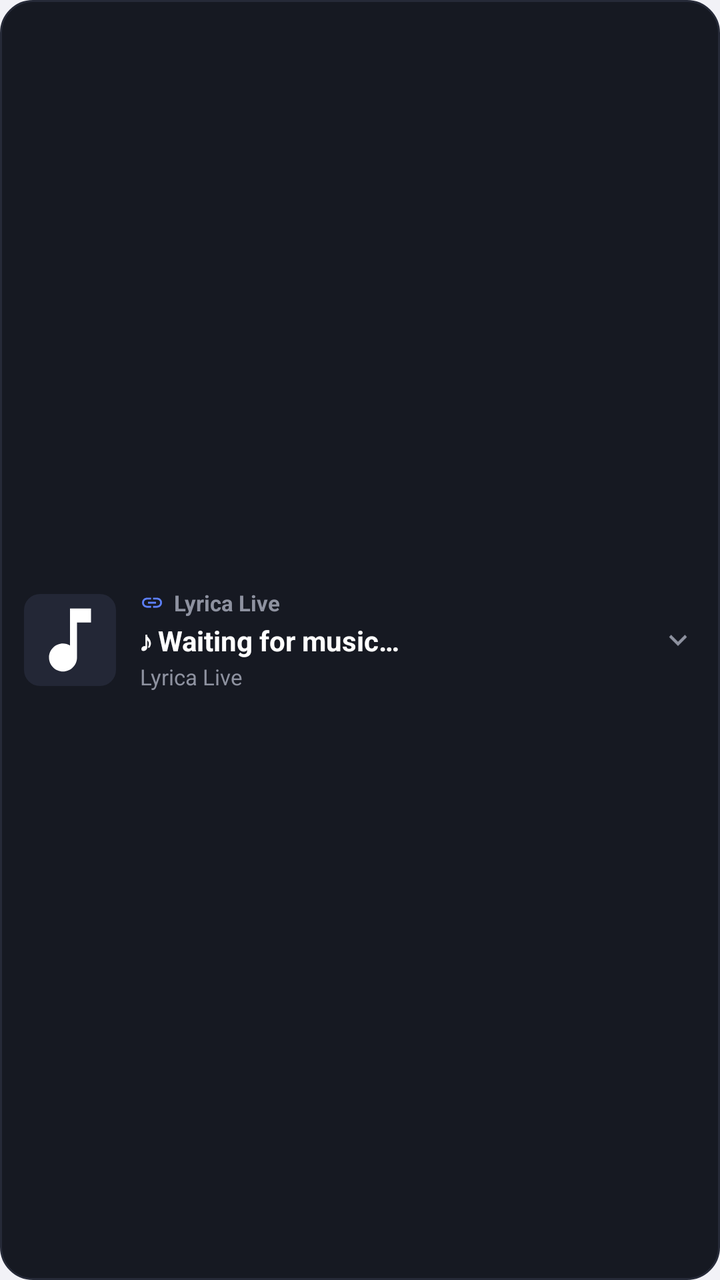
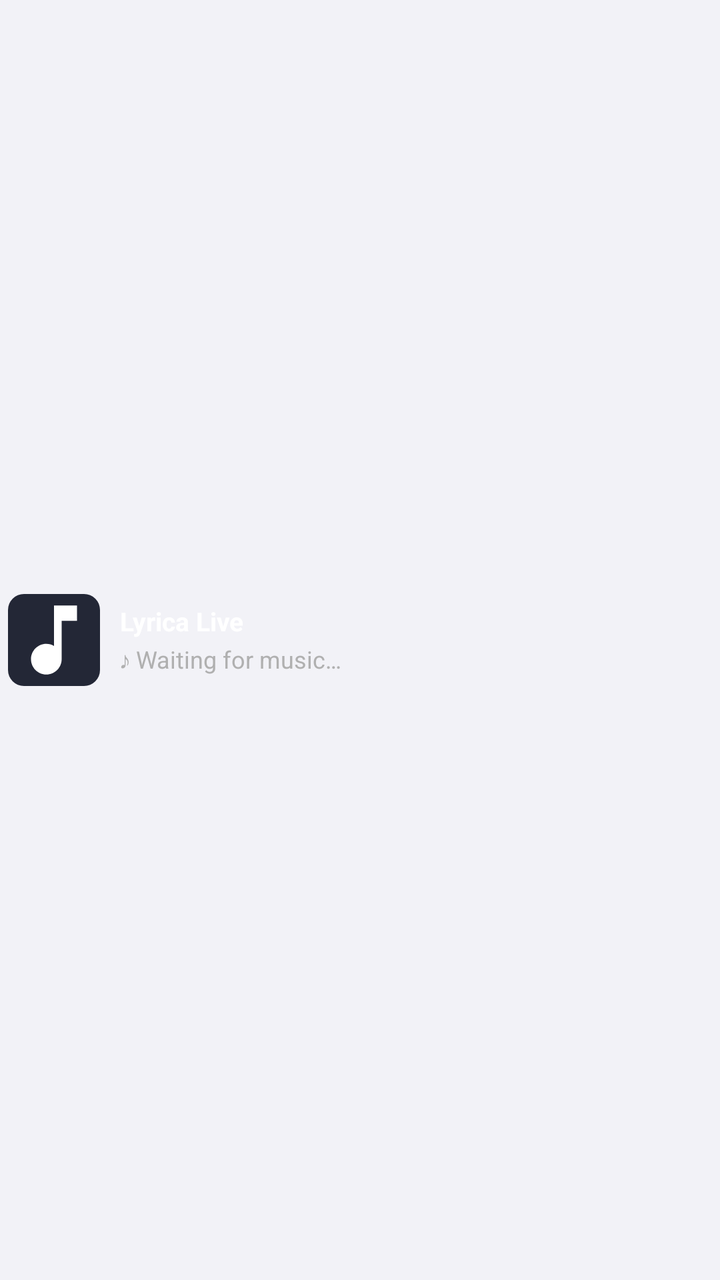

Before-and-after screenshots of an Android layout around one commit, followed by the original layout XML and the change that was made.
<!-- AndroidManifest.xml: application theme Theme.LyricaLive -->
<!-- res/layout/notification_lyrics_collapsed.xml -->
<?xml version="1.0" encoding="utf-8"?>
<LinearLayout xmlns:android="http://schemas.android.com/apk/res/android"
    android:id="@+id/notif_collapsed_root"
    android:layout_width="match_parent"
    android:layout_height="wrap_content"
    android:background="@drawable/bg_notification_card"
    android:gravity="center_vertical"
    android:orientation="horizontal"
    android:paddingStart="12dp"
    android:paddingTop="10dp"
    android:paddingEnd="12dp"
    android:paddingBottom="10dp">

    
    <ImageView
        android:id="@+id/notif_collapsed_art"
        android:layout_width="46dp"
        android:layout_height="46dp"
        android:background="@drawable/bg_album_art_rounded"
        android:contentDescription="Album Art"
        android:padding="2dp"
        android:scaleType="centerCrop"
        android:src="@drawable/ic_lyrics_notification" />

    
    <LinearLayout
        android:layout_width="0dp"
        android:layout_height="wrap_content"
        android:layout_marginStart="12dp"
        android:layout_marginEnd="6dp"
        android:layout_weight="1"
        android:orientation="vertical">

        
        <LinearLayout
            android:layout_width="wrap_content"
            android:layout_height="wrap_content"
            android:gravity="center_vertical"
            android:orientation="horizontal">

            <ImageView
                android:layout_width="12dp"
                android:layout_height="12dp"
                android:contentDescription=""
                android:src="@drawable/ic_lyrica_badge" />

            <TextView
                android:layout_width="wrap_content"
                android:layout_height="wrap_content"
                android:layout_marginStart="5dp"
                android:text="Lyrica Live"
                android:textColor="#8E92A0"
                android:textSize="11sp"
                android:textStyle="bold" />
        </LinearLayout>

        
        <TextView
            android:id="@+id/notif_collapsed_active_line"
            android:layout_width="match_parent"
            android:layout_height="wrap_content"
            android:layout_marginTop="2dp"
            android:ellipsize="end"
            android:maxLines="1"
            android:text="♪ Waiting for music…"
            android:textColor="#FFFFFF"
            android:textSize="14sp"
            android:textStyle="bold" />

        
        <TextView
            android:id="@+id/notif_collapsed_track_info"
            android:layout_width="match_parent"
            android:layout_height="wrap_content"
            android:layout_marginTop="1dp"
            android:ellipsize="end"
            android:maxLines="1"
            android:text="Lyrica Live"
            android:textColor="#8E92A0"
            android:textSize="11sp" />
    </LinearLayout>

    
    <ImageView
        android:layout_width="18dp"
        android:layout_height="18dp"
        android:contentDescription="Expand"
        android:src="@drawable/ic_chevron_down" />

</LinearLayout>
<!-- resources referenced by this layout -->
<resources>
  <!-- drawable bg_album_art_rounded (drawable) -->
  <?xml version="1.0" encoding="utf-8"?>
  <shape xmlns:android="http://schemas.android.com/apk/res/android"
      android:shape="rectangle">
      <solid android:color="#232736" />
      <corners android:radius="8dp" />
  </shape>
  <!-- drawable bg_notification_card (drawable) -->
  <?xml version="1.0" encoding="utf-8"?>
  <shape xmlns:android="http://schemas.android.com/apk/res/android"
      android:shape="rectangle">
      <solid android:color="#161922" />
      <corners android:radius="16dp" />
      <stroke
          android:width="1dp"
          android:color="#262A38" />
  </shape>
  <!-- drawable ic_chevron_down (drawable) -->
  <?xml version="1.0" encoding="utf-8"?>
  <vector xmlns:android="http://schemas.android.com/apk/res/android"
      android:width="20dp"
      android:height="20dp"
      android:viewportWidth="24"
      android:viewportHeight="24">
      <path
          android:fillColor="#8E92A0"
          android:pathData="M7.41,8.59L12,13.17l4.59,-4.58L18,10l-6,6 -6,-6 1.41,-1.41z"/>
  </vector>
  <!-- drawable ic_lyrica_badge (drawable) -->
  <?xml version="1.0" encoding="utf-8"?>
  <vector xmlns:android="http://schemas.android.com/apk/res/android"
      android:width="16dp"
      android:height="16dp"
      android:viewportWidth="24"
      android:viewportHeight="24">
      <path
          android:fillColor="#5E81FF"
          android:pathData="M3.9,12c0,-1.71 1.39,-3.1 3.1,-3.1h4V7H7c-2.76,0 -5,2.24 -5,5s2.24,5 5,5h4v-1.9H7c-1.71,0 -3.1,-1.39 -3.1,-3.1zM8,13h8v-2H8v2zm9,-6h-4v1.9h4c1.71,0 3.1,1.39 3.1,3.1s-1.39,3.1 -3.1,3.1h-4V17h4c2.76,0 5,-2.24 5,-5s-2.24,-5 -5,-5z" />
  </vector>
  <!-- drawable ic_lyrics_notification (drawable) -->
  <vector xmlns:android="http://schemas.android.com/apk/res/android"
      android:width="24dp"
      android:height="24dp"
      android:viewportWidth="24"
      android:viewportHeight="24">
    <path
        android:fillColor="#FFFFFFFF"
        android:pathData="M12,3v10.55c-0.59,-0.34 -1.27,-0.55 -2,-0.55 -2.21,0 -4,1.79 -4,4s1.79,4 4,4 4,-1.79 4,-4V7h4V3h-6z"/>
  </vector>
  <style name="Theme.LyricaLive" parent="Theme.Material3.Light.NoActionBar">
          <item name="colorPrimary">#FA233B</item>
          <item name="colorOnPrimary">#FFFFFF</item>
          <item name="colorPrimaryContainer">#FFE5E8</item>
          <item name="colorSurface">#FFFFFF</item>
          <item name="colorOnSurface">#000000</item>
          <item name="android:windowBackground">#F2F2F7</item>
          <item name="android:statusBarColor">#F2F2F7</item>
          <item name="android:navigationBarColor">#FFFFFF</item>
          <item name="android:windowLightStatusBar">true</item>
          <item name="android:windowLightNavigationBar">true</item>
      </style>
</resources>

<!-- the commit's change to res/layout/notification_lyrics_collapsed.xml (unified diff, before → after) -->
@@ -3,13 +3,12 @@
     android:id="@+id/notif_collapsed_root"
     android:layout_width="match_parent"
     android:layout_height="wrap_content"
-    android:background="@drawable/bg_notification_card"
     android:gravity="center_vertical"
     android:orientation="horizontal"
-    android:paddingStart="12dp"
-    android:paddingTop="10dp"
-    android:paddingEnd="12dp"
-    android:paddingBottom="10dp">
+    android:paddingStart="4dp"
+    android:paddingTop="6dp"
+    android:paddingEnd="4dp"
+    android:paddingBottom="6dp">
 
     
     <ImageView
@@ -18,7 +17,6 @@
         android:layout_height="46dp"
         android:background="@drawable/bg_album_art_rounded"
         android:contentDescription="Album Art"
-        android:padding="2dp"
         android:scaleType="centerCrop"
         android:src="@drawable/ic_lyrics_notification" />
 
@@ -26,33 +24,22 @@
     <LinearLayout
         android:layout_width="0dp"
         android:layout_height="wrap_content"
-        android:layout_marginStart="12dp"
-        android:layout_marginEnd="6dp"
+        android:layout_marginStart="10dp"
+        android:layout_marginEnd="4dp"
         android:layout_weight="1"
         android:orientation="vertical">
 
         
-        <LinearLayout
-            android:layout_width="wrap_content"
+        <TextView
+            android:id="@+id/notif_collapsed_track_info"
+            android:layout_width="match_parent"
             android:layout_height="wrap_content"
-            android:gravity="center_vertical"
-            android:orientation="horizontal">
-
-            <ImageView
-                android:layout_width="12dp"
-                android:layout_height="12dp"
-                android:contentDescription=""
-                android:src="@drawable/ic_lyrica_badge" />
-
-            <TextView
-                android:layout_width="wrap_content"
-                android:layout_height="wrap_content"
-                android:layout_marginStart="5dp"
-                android:text="Lyrica Live"
-                android:textColor="#8E92A0"
-                android:textSize="11sp"
-                android:textStyle="bold" />
-        </LinearLayout>
+            android:ellipsize="end"
+            android:maxLines="1"
+            android:text="Lyrica Live"
+            android:textColor="@android:color/white"
+            android:textSize="13sp"
+            android:textStyle="bold" />
 
         
         <TextView
@@ -63,28 +50,9 @@
             android:ellipsize="end"
             android:maxLines="1"
             android:text="♪ Waiting for music…"
-            android:textColor="#FFFFFF"
-            android:textSize="14sp"
-            android:textStyle="bold" />
+            android:textColor="#B0B0B0"
+            android:textSize="12sp" />
 
-        
-        <TextView
-            android:id="@+id/notif_collapsed_track_info"
-            android:layout_width="match_parent"
-            android:layout_height="wrap_content"
-            android:layout_marginTop="1dp"
-            android:ellipsize="end"
-            android:maxLines="1"
-            android:text="Lyrica Live"
-            android:textColor="#8E92A0"
-            android:textSize="11sp" />
     </LinearLayout>
 
-    
-    <ImageView
-        android:layout_width="18dp"
-        android:layout_height="18dp"
-        android:contentDescription="Expand"
-        android:src="@drawable/ic_chevron_down" />
-
 </LinearLayout>
<!-- resource entries referenced after the edit -->
@@ -7,38 +7,6 @@
       <solid android:color="#232736" />
       <corners android:radius="8dp" />
   </shape>
-  <!-- drawable bg_notification_card (drawable) -->
-  <?xml version="1.0" encoding="utf-8"?>
-  <shape xmlns:android="http://schemas.android.com/apk/res/android"
-      android:shape="rectangle">
-      <solid android:color="#161922" />
-      <corners android:radius="16dp" />
-      <stroke
-          android:width="1dp"
-          android:color="#262A38" />
-  </shape>
-  <!-- drawable ic_chevron_down (drawable) -->
-  <?xml version="1.0" encoding="utf-8"?>
-  <vector xmlns:android="http://schemas.android.com/apk/res/android"
-      android:width="20dp"
-      android:height="20dp"
-      android:viewportWidth="24"
-      android:viewportHeight="24">
-      <path
-          android:fillColor="#8E92A0"
-          android:pathData="M7.41,8.59L12,13.17l4.59,-4.58L18,10l-6,6 -6,-6 1.41,-1.41z"/>
-  </vector>
-  <!-- drawable ic_lyrica_badge (drawable) -->
-  <?xml version="1.0" encoding="utf-8"?>
-  <vector xmlns:android="http://schemas.android.com/apk/res/android"
-      android:width="16dp"
-      android:height="16dp"
-      android:viewportWidth="24"
-      android:viewportHeight="24">
-      <path
-          android:fillColor="#5E81FF"
-          android:pathData="M3.9,12c0,-1.71 1.39,-3.1 3.1,-3.1h4V7H7c-2.76,0 -5,2.24 -5,5s2.24,5 5,5h4v-1.9H7c-1.71,0 -3.1,-1.39 -3.1,-3.1zM8,13h8v-2H8v2zm9,-6h-4v1.9h4c1.71,0 3.1,1.39 3.1,3.1s-1.39,3.1 -3.1,3.1h-4V17h4c2.76,0 5,-2.24 5,-5s-2.24,-5 -5,-5z" />
-  </vector>
   <!-- drawable ic_lyrics_notification (drawable) -->
   <vector xmlns:android="http://schemas.android.com/apk/res/android"
       android:width="24dp"
